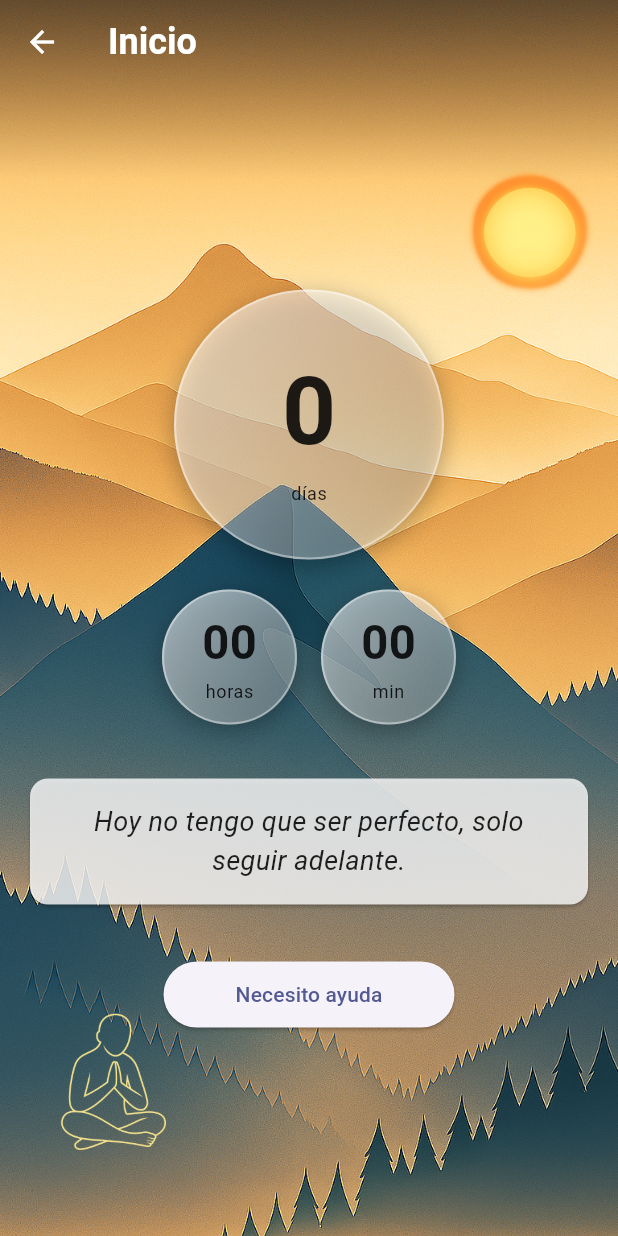
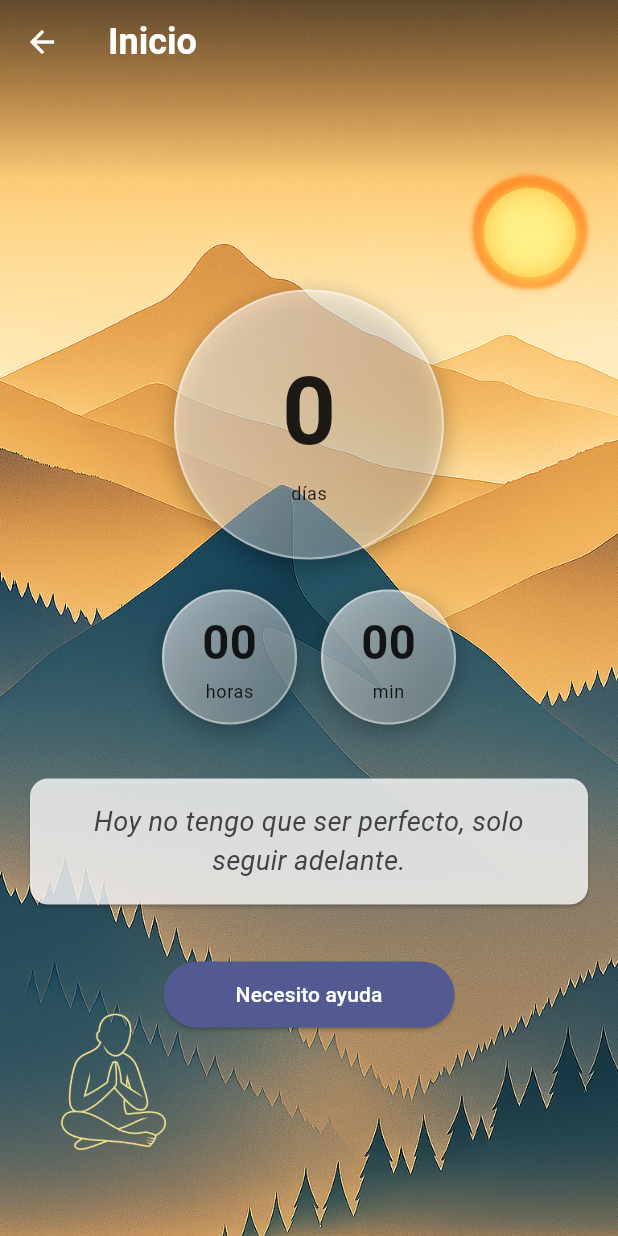
Before and after one commit to javiercamaraezquerra/Undiamas, a Flutter app: the HomeScreen screen opened directly, on a phone screen of 412 x 824 dp. Run offline on Flutter 3.47's test engine with Material 3 defaults, Android fonts, the phone set to English and light mode, and no system bars; our stand-ins replace fl_chart, flutter_local_notifications, flutter_markdown, flutter_secure_storage, google_mobile_ads, google_sign_in and 5 more; missing offline and left inert: googleapis; accounts and stored records are empty.

Commit message:
Update home_screen.dart

```diff
--- a/lib/screens/home_screen.dart
+++ b/lib/screens/home_screen.dart
@@ -26,7 +26,7 @@ class HomeScreen extends StatefulWidget {
 
 class _HomeScreenState extends State<HomeScreen> {
   static const _prefsKey = 'start_date';
-  static const _boxName  = 'udm_secure';
+  static const _boxName = 'udm_secure';
 
   late Box _box;
   StreamSubscription<BoxEvent>? _sub;
@@ -46,7 +46,6 @@ class _HomeScreenState extends State<HomeScreen> {
       _ticker =
           Timer.periodic(const Duration(minutes: 1), (_) => _updateElapsed());
 
-      // refrescar si se modifica startDate desde otro sitio
       _sub = _box.watch(key: 'startDate').listen((e) {
         _startDate = DateTime.parse(e.value as String);
         _updateElapsed();
@@ -61,7 +60,7 @@ class _HomeScreenState extends State<HomeScreen> {
     super.dispose();
   }
 
-  /* ───────── Carga (y migración) de fecha ───────── */
+  /* ───────── Carga / migración ───────── */
   Future<void> _initDates() async {
     final cipher = await EncryptionService.getCipher();
     _box = await Hive.openBox(_boxName, encryptionCipher: cipher);
@@ -71,7 +70,7 @@ class _HomeScreenState extends State<HomeScreen> {
       return;
     }
 
-    final prefs  = await SharedPreferences.getInstance();
+    final prefs = await SharedPreferences.getInstance();
     final legacy = prefs.getString(_prefsKey);
 
     if (legacy != null) {
@@ -163,7 +162,7 @@ class _HomeScreenState extends State<HomeScreen> {
   }
 
   _YearMonth _yearsMonthsFrom(DateTime start, DateTime now) {
-    int years  = now.year  - start.year;
+    int years = now.year - start.year;
     int months = now.month - start.month;
 
     if (months < 0) {
@@ -192,16 +191,16 @@ class _HomeScreenState extends State<HomeScreen> {
       return const Scaffold(body: Center(child: CircularProgressIndicator()));
     }
 
-    final now         = DateTime.now();
-    final ym          = _yearsMonthsFrom(_startDate!, now);
-    final years       = ym.years;
-    final monthsAll   = ym.months;
+    final now = DateTime.now();
+    final ym = _yearsMonthsFrom(_startDate!, now);
+    final years = ym.years;
+    final monthsAll = ym.months;
 
-    final anchor      = _clippedDate(_startDate!, years, monthsAll);
-    final durAfter    = now.difference(anchor);
+    final anchor = _clippedDate(_startDate!, years, monthsAll);
+    final durAfter = now.difference(anchor);
 
-    final days    = durAfter.inDays;
-    final hours   = durAfter.inHours % 24;
+    final days = durAfter.inDays;
+    final hours = durAfter.inHours % 24;
     final minutes = durAfter.inMinutes % 60;
 
     /* tamaño adaptativo */
@@ -217,15 +216,18 @@ class _HomeScreenState extends State<HomeScreen> {
     /* círculos principales */
     final List<Widget> mainCircles = [];
     if (years > 0) {
-      mainCircles.add(_circle(
-          years.toString(), years == 1 ? 'año' : 'años', mainSize, context));
+      mainCircles.add(
+          _circle(years.toString(), years == 1 ? 'año' : 'años', mainSize, context));
     }
     if (monthsAll > 0 || years > 0) {
       mainCircles.add(_circle(monthsAll.toString(),
           monthsAll == 1 ? 'mes' : 'meses', mainSize, context));
     }
-    mainCircles.add(_circle(
-        days.toString(), days == 1 ? 'día' : 'días', mainSize, context));
+    mainCircles
+        .add(_circle(days.toString(), days == 1 ? 'día' : 'días', mainSize, context));
+
+    final theme = Theme.of(context);
+    final bool dark = theme.brightness == Brightness.dark;
 
     return Scaffold(
       extendBodyBehindAppBar: true,
@@ -265,21 +267,33 @@ class _HomeScreenState extends State<HomeScreen> {
                     const SizedBox(height: 32),
                     if (_quote.isNotEmpty) ...[
                       Card(
-                        color: Colors.white.withOpacity(.8),
+                        color: dark
+                            ? Colors.black.withOpacity(.75)
+                            : Colors.white.withOpacity(.80),
                         shape: RoundedRectangleBorder(
                             borderRadius: BorderRadius.circular(12)),
                         child: Padding(
                           padding: const EdgeInsets.all(16),
-                          child: Text(_quote,
-                              style: const TextStyle(
-                                  fontSize: 18, fontStyle: FontStyle.italic),
-                              textAlign: TextAlign.center),
+                          child: Text(
+                            _quote,
+                            style: TextStyle(
+                                fontSize: 18,
+                                fontStyle: FontStyle.italic,
+                                color:
+                                    dark ? Colors.white : Colors.grey.shade800),
+                            textAlign: TextAlign.center,
+                          ),
                         ),
                       ),
                       const SizedBox(height: 32),
                     ],
                     ElevatedButton(
                       style: ElevatedButton.styleFrom(
+                        backgroundColor: dark
+                            ? theme.colorScheme.primaryContainer
+                            : theme.colorScheme.primary,
+                        foregroundColor:
+                            dark ? theme.colorScheme.onPrimaryContainer : Colors.white,
                         padding: const EdgeInsets.symmetric(
                             horizontal: 48, vertical: 12),
                         shape: const StadiumBorder(),
```
